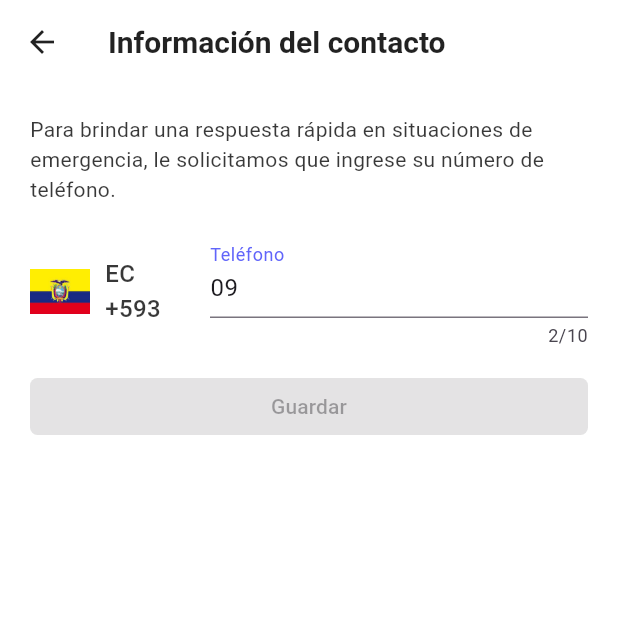
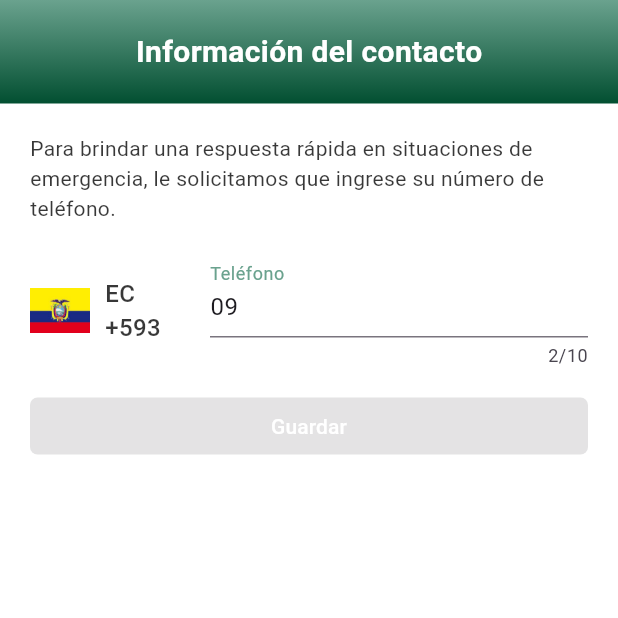
Before and after one commit to ovbano/seguridad-espe-app-main-fase-3-v4, a Flutter app: the InformationScreen screen opened by its route, on a phone screen of 412 x 824 dp, the top half of it. Run offline on Flutter 3.47's test engine with Material 3 defaults, Android fonts, the phone set to English and light mode, and no system bars; our stand-ins replace animate_do, bloc, cached_network_image, card_swiper, connectivity_plus, equatable and 20 more; missing offline and left inert: google_polyline_algorithm; accounts and stored records are empty.

```diff
--- a/lib/screens/information_screen.dart
+++ b/lib/screens/information_screen.dart
@@ -53,15 +53,40 @@ class _InformationScreenState extends State<InformationScreen> {
     final authBloc = BlocProvider.of<AuthBloc>(context);
     return Scaffold(
       backgroundColor: Colors.white,
-      appBar: AppBar(
-        iconTheme: const IconThemeData(color: Colors.black87),
-        centerTitle: false,
-        title: const Text(
-          'Información del contacto',
-          style: TextStyle(color: Colors.black87),
+      // appBar: AppBar(
+      //   iconTheme: const IconThemeData(color: Colors.black87),
+      //   centerTitle: false,
+      //   title: const Text(
+      //     'Información del contacto',
+      //     style: TextStyle(color: Colors.black87),
+      //   ),
+      // ),
+      body: Column(
+        children: [
+          Container(
+            padding: const EdgeInsets.all(20),
+            decoration: const BoxDecoration(
+              gradient: LinearGradient(
+                begin: Alignment.topCenter,
+                end: Alignment.bottomCenter,
+                colors: [
+                  Color.fromRGBO(106, 162, 142, 1),
+                  Color.fromRGBO(2, 79, 49, 1),
+                ],
               ),
             ),
-      body: Padding(
+            child: const Center(
+              child: Text(
+                "Información del contacto",
+                style: TextStyle(
+                  color: Colors.white,
+                  fontSize: 20.0,
+                  fontWeight: FontWeight.bold,
+                ),
+              ),
+            ),
+          ),
+          Padding(
             padding: const EdgeInsets.all(20.0),
             child: Column(
               mainAxisAlignment: MainAxisAlignment.start,
@@ -126,12 +151,12 @@ class _InformationScreenState extends State<InformationScreen> {
                         decoration: const InputDecoration(
                           labelText: 'Teléfono',
                           labelStyle: TextStyle(
-                        color: Color(0xFF6165FA), // Color del texto del label
+                            color:
+                                Color.fromRGBO(106, 162, 142, 1), // Color del texto del label
                           ),
                           focusedBorder: UnderlineInputBorder(
                             borderSide: BorderSide(
-                          color: Color(
-                              0xFF6165FA), // Color de la línea de abajo del TextField
+                              color: Color.fromRGBO(106, 162, 142, 1), // Color de la línea de abajo del TextField
                             ),
                           ),
                         ),
@@ -159,26 +184,29 @@ class _InformationScreenState extends State<InformationScreen> {
                                 .addTelefono(telefonoController.text.trim());
 
                             // NavigatorIsNumberFamilyEvent
-                        navigatorBloc.add(const NavigatorIsNumberFamilyEvent(
+                            navigatorBloc.add(
+                                const NavigatorIsNumberFamilyEvent(
                                     isNumberFamily: true));
                             // ignore: use_build_context_synchronously
-                        Navigator.of(context).push(
-                            CreateRoute.createRoute(const InformationFamily()));
+                            Navigator.of(context).push(CreateRoute.createRoute(
+                                const InformationFamily()));
                             // Navigator.pushNamedAndRemoveUntil(
                             //     context, HomeScreen.homeroute, (route) => false);
                           },
                     style: ElevatedButton.styleFrom(
-                  backgroundColor: const Color(0xFF6165FA),
+                      backgroundColor: const Color.fromRGBO(106, 162, 142, 1),
                       shape: RoundedRectangleBorder(
                         borderRadius: BorderRadius.circular(5),
                       ),
                     ),
-                child: const Text('Guardar'),
+                    child: const Text('Guardar', style: TextStyle(color: Colors.white)) ,
                   ),
                 ),
               ],
             ),
           ),
+        ],
+      ),
     );
   }
 }
--- a/lib/widgets/labels_login.dart
+++ b/lib/widgets/labels_login.dart
@@ -22,6 +22,7 @@ class Labels extends StatelessWidget {
                   color: Color.fromARGB(255, 0, 0, 0), fontSize: 18)),
         ),
       ],
+
     );
   }
 }
```
Also changed, not shown: lib/global/environment.dart (+4 -4 lines), lib/screens/alerts_screen.dart (+6 -6 lines), lib/screens/information_family_screen.dart (+32 -27 lines), lib/screens/login_screen.dart (+2 -8 lines), lib/screens/places_screen.dart (+22 -6 lines), lib/screens/register_screen.dart (+0 -7 lines), lib/widgets/custom_input.dart (+42 -23 lines), lib/widgets/logo_login.dart (line endings or trailing spaces). Lines whose indentation alone changed are shown as unchanged.
